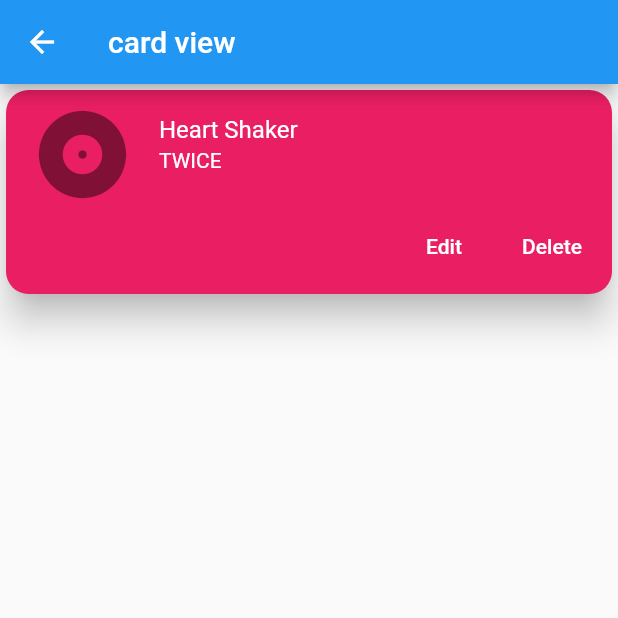
After one commit to Novak12/meeting-room-flutter, a Flutter app: the CardPage screen opened by its route, on a phone screen of 412 x 824 dp, the top half of it. The commit adds this screen. Run offline on Flutter 3.47's test engine with Material 2 defaults, Android fonts, the phone set to English and light mode, and no system bars; our stand-ins replace font_awesome_flutter, google_fonts, package_info.

Commit message:
Added card view page

```diff
--- a/test-demo/lib/main.dart
+++ b/test-demo/lib/main.dart
@@ -1,4 +1,5 @@
 import 'package:flutter/material.dart';
+import 'package:meetingroomflutter/widgets/pages/cardview.dart';
 import 'package:meetingroomflutter/widgets/pages/home.dart';
 import 'package:meetingroomflutter/widgets/pages/listview.dart';
 import 'package:meetingroomflutter/widgets/pages/login.dart';
@@ -19,6 +20,7 @@ class MyApp extends StatelessWidget {
         "/": (context) => Login(),
         "home_page": (context) => HomePage(title: "flutter Demo List"),
         "ListView": (context) => ListViewPage(),
+        "CardView": (context) => CardPage(),
       },
     );
   }
--- /dev/null
+++ b/test-demo/lib/widgets/pages/cardview.dart
@@ -0,0 +1,56 @@
+import 'package:flutter/cupertino.dart';
+import 'package:flutter/material.dart';
+
+class CardPage extends StatefulWidget {
+  @override
+  _cardPageState createState() => _cardPageState();
+}
+
+class _cardPageState extends State<CardPage> {
+  @override
+  Widget build(BuildContext context) {
+    // TODO: implement build
+    return Scaffold(
+        appBar: AppBar(
+          title: Text("card view"),
+        ),
+        body: new Container(
+          width: 500,
+          child: Card(
+            shape: RoundedRectangleBorder(
+              borderRadius: BorderRadius.circular(15.0),
+            ),
+            color: Colors.pink,
+            elevation: 10,
+            child: Column(
+              mainAxisSize: MainAxisSize.min,
+              children: <Widget>[
+                const ListTile(
+                  leading: Icon(Icons.album, size: 70),
+                  title: Text('Heart Shaker',
+                      style: TextStyle(color: Colors.white)),
+                  subtitle:
+                      Text('TWICE', style: TextStyle(color: Colors.white)),
+                ),
+                ButtonTheme.bar(
+                  child: ButtonBar(
+                    children: <Widget>[
+                      FlatButton(
+                        child: const Text('Edit',
+                            style: TextStyle(color: Colors.white)),
+                        onPressed: () {},
+                      ),
+                      FlatButton(
+                        child: const Text('Delete',
+                            style: TextStyle(color: Colors.white)),
+                        onPressed: () {},
+                      ),
+                    ],
+                  ),
+                ),
+              ],
+            ),
+          ),
+        ));
+  }
+}
--- a/test-demo/lib/widgets/pages/home.dart
+++ b/test-demo/lib/widgets/pages/home.dart
@@ -56,7 +56,7 @@ class _HomePageState extends State<HomePage> {
 
   List<String> titleItems = <String>[
     'ListView',
-    'GraidView',
+    'CardView',
     'Test',
     'Test',
     'Test',
@@ -98,6 +98,7 @@ class _HomePageState extends State<HomePage> {
       trailing: new Icon(Icons.keyboard_arrow_right),
       onTap: () {
         if (titleItem == "ListView") Navigator.pushNamed(context, titleItem);
+        if (titleItem == "CardView") Navigator.pushNamed(context, titleItem);
       },
     );
   }
```
